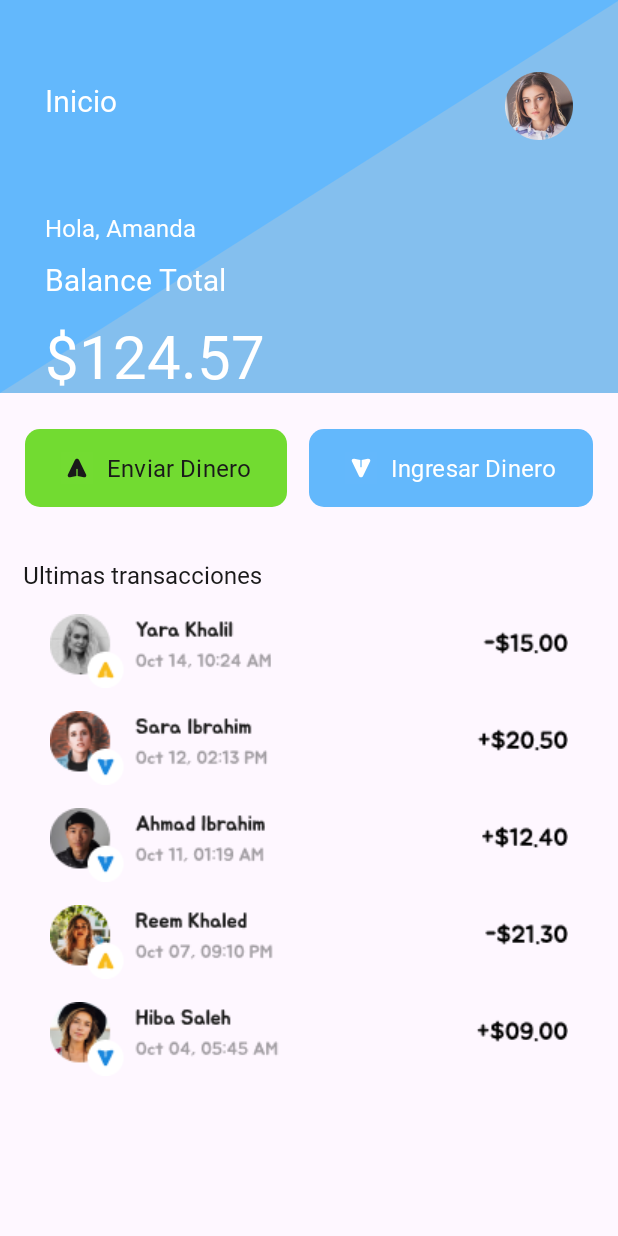
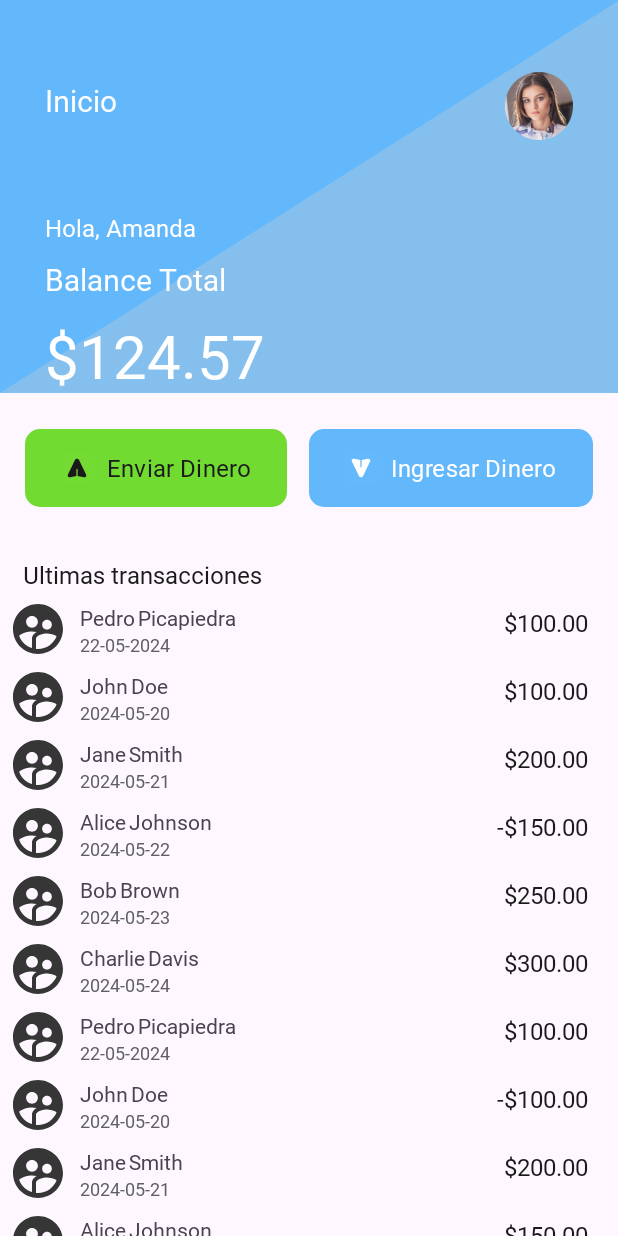
Before and after one commit to PanwebProDesign/AlkeWalletAndroid, an Android app: the HomePageActivity screen opened directly, with no data from a screen before it, on a phone screen of 412 x 824 dp. Run offline under Robolectric (Android 15) with nearby library versions, the phone set to English and light mode, and no system bars.

Commit message:
Implementacion de recyclerView

```diff
--- /dev/null
+++ b/app/src/main/java/com/protectly/alkewallet/adapter/ListTransactionAdapter.kt
@@ -0,0 +1,38 @@
+package com.protectly.alkewallet.adapter
+
+import android.view.LayoutInflater
+import android.view.View
+import android.view.ViewGroup
+import android.widget.TextView
+import androidx.recyclerview.widget.RecyclerView
+import com.protectly.alkewallet.R
+import com.protectly.alkewallet.model.Transaction
+
+
+class ListTransactionAdapter(private val listaTransacciones: List<Transaction>) : RecyclerView.Adapter<ListTransactionAdapter.ViewHolder>() {
+
+    class ViewHolder(view: View) : RecyclerView.ViewHolder(view) {
+        val name: TextView = view.findViewById(R.id.name)
+        val lastName: TextView = view.findViewById(R.id.last_name)
+        val date: TextView = view.findViewById(R.id.date_list)
+        val amount: TextView = view.findViewById(R.id.ammount_list)
+    }
+
+    override fun onCreateViewHolder(parent: ViewGroup, viewType: Int): ViewHolder {
+        val view = LayoutInflater.from(parent.context)
+            .inflate(R.layout.card_view_list_users_transaction, parent, false)
+        return ViewHolder(view)
+    }
+
+    override fun getItemCount(): Int {
+        return listaTransacciones.size
+    }
+
+    override fun onBindViewHolder(holder: ViewHolder, position: Int) {
+        val transaction = listaTransacciones[position]
+        holder.name.text = transaction.name
+        holder.lastName.text = transaction.lastName
+        holder.date.text = transaction.date
+        holder.amount.text = transaction.amount
+    }
+}
--- /dev/null
+++ b/app/src/main/java/com/protectly/alkewallet/model/Transaction.kt
@@ -0,0 +1,9 @@
+package com.protectly.alkewallet.model
+
+data class Transaction (
+    val name: String,
+    val lastName: String,
+    val date: String,
+    val amount: String
+
+)
--- a/app/src/main/java/com/protectly/alkewallet/view/HomePageActivity.kt
+++ b/app/src/main/java/com/protectly/alkewallet/view/HomePageActivity.kt
@@ -2,12 +2,16 @@ package com.protectly.alkewallet.view
 
 import android.content.Intent
 import android.os.Bundle
+import android.view.SurfaceControl
 import android.view.View
 import android.widget.LinearLayout
 import android.widget.Toast
 import androidx.appcompat.app.AppCompatActivity
+import androidx.recyclerview.widget.LinearLayoutManager
 import com.protectly.alkewallet.R
+import com.protectly.alkewallet.adapter.ListTransactionAdapter
 import com.protectly.alkewallet.databinding.ActivityHomePageBinding
+import com.protectly.alkewallet.model.Transaction
 
 class HomePageActivity : AppCompatActivity() {
 
@@ -28,16 +32,45 @@ class HomePageActivity : AppCompatActivity() {
 
         //id para linear layout
         linearLayoutEmpty = findViewById(R.id.emptylayout_hp)
-        linearLayoutTransactions = findViewById(R.id.transactionlayout_hp)
+        //linearLayoutTransactions = findViewById(R.id.transactionlayout_hp)
 
         //creamos la variable y recivimos el dato de pantalla anterior
-        val receivedRegister : String = intent.extras?.getString("NEW_USER").orEmpty()
+        //val receivedRegister : String = intent.extras?.getString("NEW_USER").orEmpty()
         //validamos de que pagina viene
-        validatePageRegister(receivedRegister)
+        //validatePageRegister(receivedRegister)
 
         binding.send1.setOnClickListener { goToSendMoney() }
         binding.add1.setOnClickListener { goToAddMoney() }
         binding.gotoProfile.setOnClickListener { goToProfile()}
+
+        //vamos a crear la lista de usuarios y transacciones
+        val transacciones = arrayOf(
+            Transaction("Pedro", "Picapiedra", "22-05-2024", "$100.00"),
+            Transaction("John", "Doe", "2024-05-20", "$100.00"),
+            Transaction("Jane", "Smith", "2024-05-21", "$200.00"),
+            Transaction("Alice", "Johnson", "2024-05-22", "-$150.00"),
+            Transaction("Bob", "Brown", "2024-05-23", "$250.00"),
+            Transaction("Charlie", "Davis", "2024-05-24", "$300.00"),
+            Transaction("Pedro", "Picapiedra", "22-05-2024", "$100.00"),
+            Transaction("John", "Doe", "2024-05-20", "-$100.00"),
+            Transaction("Jane", "Smith", "2024-05-21", "$200.00"),
+            Transaction("Alice", "Johnson", "2024-05-22", "$150.00"),
+            Transaction("Bob", "Brown", "2024-05-23", "-$250.00"),
+            Transaction("Charlie", "Davis", "2024-05-24", "-$300.00")
+
+        )
+
+        //aqui vamos a crear el adaptador
+        val adapter = ListTransactionAdapter(transacciones.toList())
+        binding.recyclerListUser.adapter = adapter
+        binding.recyclerListUser.layoutManager = LinearLayoutManager(this)
+
+
+
+
+
+
+
     }
 
     private fun goToProfile() {
@@ -55,16 +88,16 @@ class HomePageActivity : AppCompatActivity() {
         startActivity(i)
     }
 
-    private fun validatePageRegister(page : String) {
-        if (page == "newuser" ){
-            Toast.makeText(this,"Registro", Toast.LENGTH_LONG).show()
-            linearLayoutEmpty.visibility = View.VISIBLE
-            linearLayoutTransactions.visibility = View.GONE
-        }
-        else {
-            Toast.makeText(this,"Login", Toast.LENGTH_LONG).show()
-            linearLayoutEmpty.visibility = View.GONE
-            linearLayoutTransactions.visibility = View.VISIBLE
-        }
-    }
+//    private fun validatePageRegister(page : String) {
+//        if (page == "newuser" ){
+//            Toast.makeText(this,"Registro", Toast.LENGTH_LONG).show()
+//            linearLayoutEmpty.visibility = View.VISIBLE
+//            linearLayoutTransactions.visibility = View.GONE
+//        }
+//        else {
+//            Toast.makeText(this,"Login", Toast.LENGTH_LONG).show()
+//            linearLayoutEmpty.visibility = View.GONE
+//            linearLayoutTransactions.visibility = View.VISIBLE
+//        }
+//    }
 }
--- /dev/null
+++ b/app/src/main/res/drawable/image_list_prof.xml
@@ -0,0 +1,5 @@
+<vector xmlns:android="http://schemas.android.com/apk/res/android" android:height="24dp" android:tint="#353635" android:viewportHeight="24" android:viewportWidth="24" android:width="24dp">
+
+    <path android:fillColor="@android:color/white" android:pathData="M11.99,2c-5.52,0 -10,4.48 -10,10s4.48,10 10,10 10,-4.48 10,-10 -4.48,-10 -10,-10zM15.6,8.34c1.07,0 1.93,0.86 1.93,1.93 0,1.07 -0.86,1.93 -1.93,1.93 -1.07,0 -1.93,-0.86 -1.93,-1.93 -0.01,-1.07 0.86,-1.93 1.93,-1.93zM9.6,6.76c1.3,0 2.36,1.06 2.36,2.36 0,1.3 -1.06,2.36 -2.36,2.36s-2.36,-1.06 -2.36,-2.36c0,-1.31 1.05,-2.36 2.36,-2.36zM9.6,15.89v3.75c-2.4,-0.75 -4.3,-2.6 -5.14,-4.96 1.05,-1.12 3.67,-1.69 5.14,-1.69 0.53,0 1.2,0.08 1.9,0.22 -1.64,0.87 -1.9,2.02 -1.9,2.68zM11.99,20c-0.27,0 -0.53,-0.01 -0.79,-0.04v-4.07c0,-1.42 2.94,-2.13 4.4,-2.13 1.07,0 2.92,0.39 3.84,1.15 -1.17,2.97 -4.06,5.09 -7.45,5.09z"/>
+
+</vector>
--- a/app/src/main/res/layout/activity_home_page.xml
+++ b/app/src/main/res/layout/activity_home_page.xml
@@ -128,6 +128,9 @@
         app:layout_constraintStart_toStartOf="parent"
         app:layout_constraintTop_toBottomOf="@+id/linearLayout" />
 
+
+
+
     <LinearLayout
         android:id="@+id/emptylayout_hp"
         android:layout_width="409dp"
@@ -156,50 +159,59 @@
             android:text="@string/notransact" />
     </LinearLayout>
 
-    <LinearLayout
-        android:id="@+id/transactionlayout_hp"
-        android:layout_width="409dp"
-        android:layout_height="476dp"
-        android:orientation="vertical"
-        android:visibility="visible"
+    <androidx.recyclerview.widget.RecyclerView
+        android:id="@+id/recycler_list_user"
+        android:layout_width="0dp"
+        android:layout_height="0dp"
+        app:layout_constraintBottom_toBottomOf="parent"
         app:layout_constraintEnd_toEndOf="parent"
         app:layout_constraintStart_toStartOf="parent"
-        app:layout_constraintTop_toBottomOf="@+id/textView10">
+        app:layout_constraintTop_toBottomOf="@+id/textView10" />
+
+    <!--    <LinearLayout-->
+<!--        android:id="@+id/transactionlayout_hp"-->
+<!--        android:layout_width="409dp"-->
+<!--        android:layout_height="476dp"-->
+<!--        android:orientation="vertical"-->
+<!--        android:visibility="visible"-->
+<!--        app:layout_constraintEnd_toEndOf="parent"-->
+<!--        app:layout_constraintStart_toStartOf="parent"-->
+<!--        app:layout_constraintTop_toBottomOf="@+id/textView10">-->
 
 
-        <ImageView
-            android:id="@+id/imageView4"
-            android:layout_width="match_parent"
-            android:layout_height="wrap_content"
-            android:layout_marginTop="15dp"
-            app:srcCompat="@drawable/user1" />
+<!--        <ImageView-->
+<!--            android:id="@+id/imageView4"-->
+<!--            android:layout_width="match_parent"-->
+<!--            android:layout_height="wrap_content"-->
+<!--            android:layout_marginTop="15dp"-->
+<!--            app:srcCompat="@drawable/user1" />-->
 
-        <ImageView
-            android:id="@+id/imageView5"
-            android:layout_width="match_parent"
-            android:layout_height="wrap_content"
-            android:layout_marginTop="15dp"
-            app:srcCompat="@drawable/user2" />
+<!--        <ImageView-->
+<!--            android:id="@+id/imageView5"-->
+<!--            android:layout_width="match_parent"-->
+<!--            android:layout_height="wrap_content"-->
+<!--            android:layout_marginTop="15dp"-->
+<!--            app:srcCompat="@drawable/user2" />-->
 
-        <ImageView
-            android:id="@+id/imageView6"
-            android:layout_width="match_parent"
-            android:layout_height="wrap_content"
-            android:layout_marginTop="15dp"
-            app:srcCompat="@drawable/user3" />
+<!--        <ImageView-->
+<!--            android:id="@+id/imageView6"-->
+<!--            android:layout_width="match_parent"-->
+<!--            android:layout_height="wrap_content"-->
+<!--            android:layout_marginTop="15dp"-->
+<!--            app:srcCompat="@drawable/user3" />-->
 
-        <ImageView
-            android:id="@+id/imageView7"
-            android:layout_width="match_parent"
-            android:layout_height="wrap_content"
-            android:layout_marginTop="15dp"
-            app:srcCompat="@drawable/user4" />
+<!--        <ImageView-->
+<!--            android:id="@+id/imageView7"-->
+<!--            android:layout_width="match_parent"-->
+<!--            android:layout_height="wrap_content"-->
+<!--            android:layout_marginTop="15dp"-->
+<!--            app:srcCompat="@drawable/user4" />-->
 
-        <ImageView
-            android:id="@+id/imageView8"
-            android:layout_width="match_parent"
-            android:layout_height="wrap_content"
-            android:layout_marginTop="15dp"
-            app:srcCompat="@drawable/user5" />
-    </LinearLayout>
+<!--        <ImageView-->
+<!--            android:id="@+id/imageView8"-->
+<!--            android:layout_width="match_parent"-->
+<!--            android:layout_height="wrap_content"-->
+<!--            android:layout_marginTop="15dp"-->
+<!--            app:srcCompat="@drawable/user5" />-->
+<!--    </LinearLayout>-->
 </androidx.constraintlayout.widget.ConstraintLayout>
--- /dev/null
+++ b/app/src/main/res/layout/card_view_list_users_transaction.xml
@@ -0,0 +1,66 @@
+<?xml version="1.0" encoding="utf-8"?>
+<androidx.constraintlayout.widget.ConstraintLayout xmlns:android="http://schemas.android.com/apk/res/android"
+    xmlns:app="http://schemas.android.com/apk/res-auto"
+    xmlns:tools="http://schemas.android.com/tools"
+    android:layout_width="match_parent"
+    android:layout_height="wrap_content">
+
+
+    <ImageView
+        android:id="@+id/img_profile_list"
+        android:layout_width="40dp"
+        android:layout_height="40dp"
+        android:layout_marginStart="5dp"
+        android:layout_marginTop="5dp"
+        app:layout_constraintStart_toStartOf="parent"
+        app:layout_constraintTop_toTopOf="parent"
+        app:srcCompat="@drawable/image_list_prof" />
+
+    <TextView
+        android:id="@+id/name"
+        android:layout_width="wrap_content"
+        android:layout_height="wrap_content"
+        android:layout_marginStart="8dp"
+        android:layout_marginTop="8dp"
+        android:fontFamily="@font/jua"
+        android:text="Nombre"
+        android:textSize="14sp"
+        app:layout_constraintStart_toEndOf="@+id/img_profile_list"
+        app:layout_constraintTop_toTopOf="parent" />
+
+    <TextView
+        android:id="@+id/date_list"
+        android:layout_width="wrap_content"
+        android:layout_height="wrap_content"
+        android:text="Oct, 14 10:24 AM"
+        android:fontFamily="@font/jua"
+        android:textSize="12sp"
+        android:textColor="@color/plomooscuro"
+        app:layout_constraintStart_toStartOf="@+id/name"
+        app:layout_constraintTop_toBottomOf="@+id/name" />
+
+    <TextView
+        android:id="@+id/ammount_list"
+        android:layout_width="wrap_content"
+        android:layout_height="wrap_content"
+        android:layout_marginTop="10dp"
+        android:layout_marginEnd="20dp"
+        android:fontFamily="@font/jua"
+        android:text="-$15.00"
+        android:textColor="@color/negro"
+        android:textSize="16sp"
+        app:layout_constraintEnd_toEndOf="parent"
+        app:layout_constraintTop_toTopOf="parent" />
+
+    <TextView
+        android:id="@+id/last_name"
+        android:layout_width="wrap_content"
+        android:layout_height="wrap_content"
+        android:layout_marginStart="2dp"
+        android:layout_marginTop="8dp"
+        android:fontFamily="@font/jua"
+        android:text="Apellido"
+        android:textSize="14sp"
+        app:layout_constraintStart_toEndOf="@+id/name"
+        app:layout_constraintTop_toTopOf="parent" />
+</androidx.constraintlayout.widget.ConstraintLayout>
```
Also changed, not shown: app/src/main/java/com/protectly/alkewallet/viewmodel/HomeViewModel.kt (+7 -0 lines).
